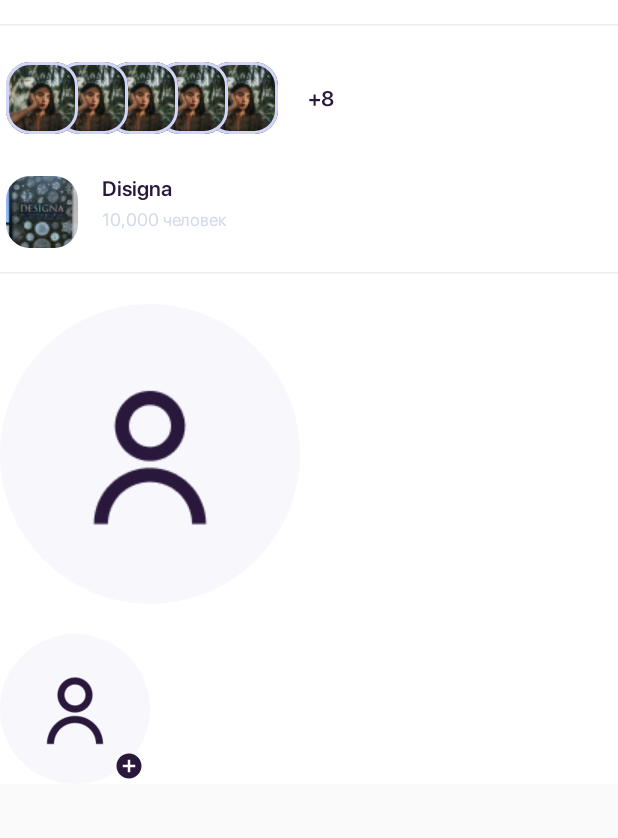
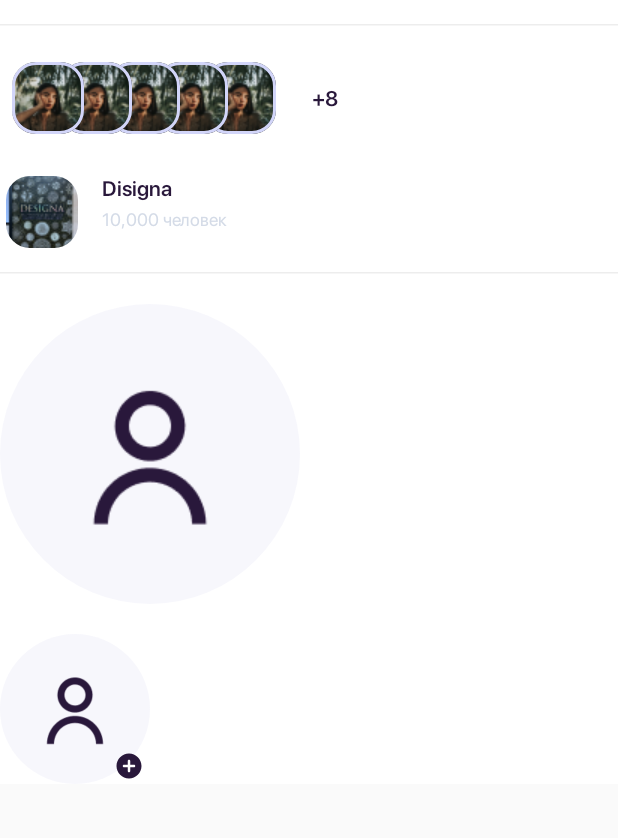
Before and after one commit to BIBLETUM/Meet, an Android app built with Jetpack Compose: the screen it shows after launch (MainActivity), on a phone screen of 412 x 824 dp, the part 102-940 px from its top. Run offline under Robolectric (Android 15) with nearby library versions, the phone set to English and light mode, and no system bars.

Commit message:
Fixed AvatarsList's elements padding

```diff
--- a/app/src/main/java/ru/wb/meetings/presentation/components/Avatars.kt
+++ b/app/src/main/java/ru/wb/meetings/presentation/components/Avatars.kt
@@ -3,22 +3,26 @@ package ru.wb.meetings.presentation.components
 import androidx.compose.foundation.BorderStroke
 import androidx.compose.foundation.Image
 import androidx.compose.foundation.border
-import androidx.compose.foundation.clickable
 import androidx.compose.foundation.layout.Box
 import androidx.compose.foundation.layout.fillMaxSize
 import androidx.compose.foundation.layout.offset
 import androidx.compose.foundation.layout.padding
 import androidx.compose.foundation.layout.size
 import androidx.compose.foundation.shape.RoundedCornerShape
+import androidx.compose.material.icons.Icons
+import androidx.compose.material.icons.rounded.AddCircle
+import androidx.compose.material3.Icon
 import androidx.compose.runtime.Composable
 import androidx.compose.ui.Alignment
 import androidx.compose.ui.Modifier
 import androidx.compose.ui.draw.clip
 import androidx.compose.ui.graphics.Color
+import androidx.compose.ui.graphics.vector.ImageVector
 import androidx.compose.ui.res.painterResource
 import androidx.compose.ui.tooling.preview.Preview
 import androidx.compose.ui.unit.dp
 import ru.wb.meetings.R
+import ru.wb.meetings.presentation.theme.MeetsTheme
 
 @Preview
 @Composable
@@ -39,16 +43,10 @@ fun ProfileAvatar(
 
 @Preview
 @Composable
-fun Aboba(){
-    ProfileAvatarWithBadge(modifier = Modifier.size(200.dp))
-}
-
-@Preview
-@Composable
 fun ProfileAvatarWithBadge(
     modifier: Modifier = Modifier,
     imageResId: Int = R.drawable.profile_image_placeholder,
-    badgeResId: Int = R.drawable.plus_icon,
+    icon: ImageVector = Icons.Rounded.AddCircle,
     onClick: () -> Unit = {}
 ) {
     Box(modifier = modifier.size(100.dp), contentAlignment = Alignment.BottomEnd) {
@@ -59,8 +57,9 @@ fun ProfileAvatarWithBadge(
                 .clip(RoundedCornerShape(50))
                 .fillMaxSize()
         )
-        Image(
-            painter = painterResource(badgeResId),
+        Icon(
+            imageVector = icon,
+            tint = MeetsTheme.colors.neutralActive,
             contentDescription = "",
             modifier = Modifier
                 .padding(1.dp)
@@ -73,7 +72,10 @@ fun ProfileAvatarWithBadge(
 
 
 @Composable
-fun Avatar(modifier: Modifier, imageResId: Int = R.drawable.meeting_image_placeholder) {
+private fun BasicSquareAvatar(
+    modifier: Modifier,
+    imageResId: Int = R.drawable.meeting_image_placeholder
+) {
     Image(
         painter = painterResource(id = imageResId),
         contentDescription = "",
@@ -85,8 +87,16 @@ fun Avatar(modifier: Modifier, imageResId: Int = R.drawable.meeting_image_placeh
 }
 
 @Composable
+fun SquareMeetAvatar(modifier: Modifier, imageResId: Int = R.drawable.meeting_image_placeholder) {
+    BasicSquareAvatar(
+        modifier = modifier,
+        imageResId = imageResId
+    )
+}
+
+@Composable
 fun UserAvatar(modifier: Modifier = Modifier, imageResId: Int = R.drawable.user_placeholder) {
-    Avatar(
+    BasicSquareAvatar(
         modifier
             .border(BorderStroke(2.dp, Color(0xFFD2D5F9)), RoundedCornerShape(16.dp)),
         imageResId = imageResId
--- a/app/src/main/java/ru/wb/meetings/presentation/components/AvatarsList.kt
+++ b/app/src/main/java/ru/wb/meetings/presentation/components/AvatarsList.kt
@@ -33,13 +33,13 @@ fun AvatarsList(modifier: Modifier = Modifier, users: MutableList<User> = mutabl
         verticalAlignment = Alignment.CenterVertically
     ) {
         LazyRow(
-            horizontalArrangement = Arrangement.spacedBy((-15).dp),
+            horizontalArrangement = Arrangement.spacedBy((-24).dp),
             reverseLayout = true,
             userScrollEnabled = false
         ) {
             items(countListedUsers) { index ->
                 UserAvatar(
-                    modifier = Modifier.padding(vertical = 4.dp),
+                    modifier = Modifier.padding(4.dp),
                     imageResId = users[index].profileImage
                 )
             }
--- a/app/src/main/java/ru/wb/meetings/presentation/components/CommunityCard.kt
+++ b/app/src/main/java/ru/wb/meetings/presentation/components/CommunityCard.kt
@@ -8,7 +8,6 @@ import androidx.compose.foundation.layout.Row
 import androidx.compose.foundation.layout.height
 import androidx.compose.foundation.layout.padding
 import androidx.compose.material3.HorizontalDivider
-import androidx.compose.material3.MaterialTheme
 import androidx.compose.material3.Text
 import androidx.compose.runtime.Composable
 import androidx.compose.ui.Alignment
@@ -30,7 +29,7 @@ fun CommunityCard(
         Row(
             horizontalArrangement = Arrangement.spacedBy(12.dp)
         ) {
-            Avatar(modifier = Modifier.padding(4.dp), imageResId = communityCardItem.communityImage)
+            SquareMeetAvatar(modifier = Modifier.padding(4.dp), imageResId = communityCardItem.communityImage)
 
             Column(modifier = Modifier.weight(1f)) {
                 Box(modifier = Modifier.height(24.dp), contentAlignment = Alignment.Center) {
--- a/app/src/main/java/ru/wb/meetings/presentation/components/EventCard.kt
+++ b/app/src/main/java/ru/wb/meetings/presentation/components/EventCard.kt
@@ -26,7 +26,7 @@ fun EventCard(modifier: Modifier = Modifier, eventItem: EventItem = EventItem())
         Row(
             horizontalArrangement = Arrangement.spacedBy(12.dp)
         ) {
-            Avatar(Modifier.padding(4.dp), imageResId = eventItem.meetingImage)
+            SquareMeetAvatar(Modifier.padding(4.dp), imageResId = eventItem.meetingImage)
 
             Column(modifier = Modifier.weight(1f)) {
                 Row {
```
